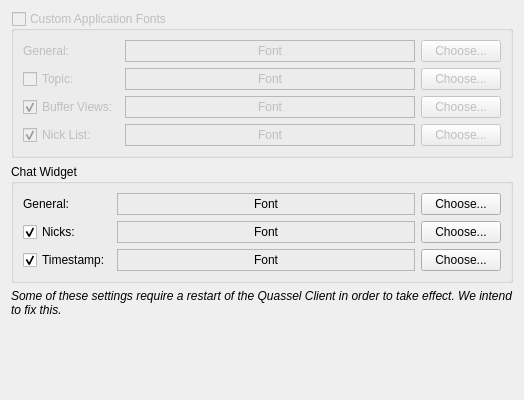
Qt form src/qtui/settingspages/fontssettingspage.ui (quassel/quassel) before a commit.
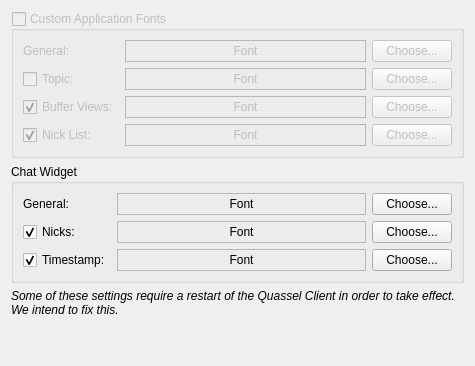
The same form after that commit.

```diff
--- a/src/qtui/settingspages/fontssettingspage.ui
+++ b/src/qtui/settingspages/fontssettingspage.ui
@@ -5,8 +5,8 @@
    <rect>
     <x>0</x>
     <y>0</y>
-    <width>524</width>
-    <height>400</height>
+    <width>475</width>
+    <height>366</height>
    </rect>
   </property>
   <property name="windowTitle" >
@@ -14,7 +14,9 @@
   </property>
   <layout class="QVBoxLayout" >
    <item>
-    <widget class="QGroupBox" name="groupBox" >
+    <layout class="QVBoxLayout" >
+     <item>
+      <widget class="QGroupBox" name="customAppFonts" >
      <property name="enabled" >
       <bool>false</bool>
      </property>
@@ -369,6 +371,8 @@
      </property>
     </widget>
    </item>
+    </layout>
+   </item>
    <item>
     <spacer>
      <property name="orientation" >
@@ -377,7 +381,7 @@
      <property name="sizeHint" >
       <size>
        <width>20</width>
-       <height>41</height>
+       <height>40</height>
       </size>
      </property>
     </spacer>
```
Lines whose indentation alone changed are shown as unchanged.
